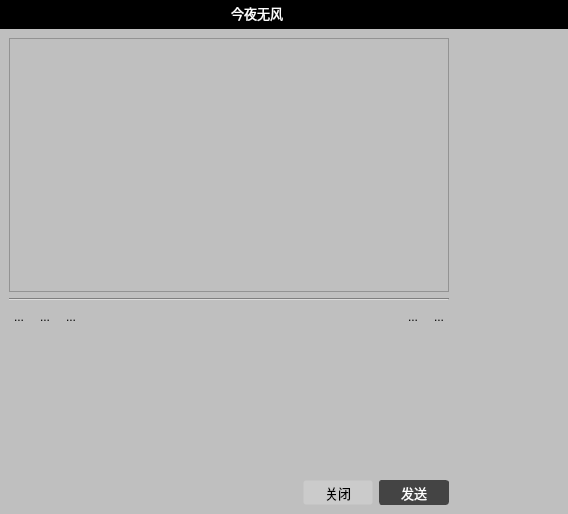
Old version of the form Fdogpc/chat.ui in the repository HuaGouFdog/FdogInstantMessaging.
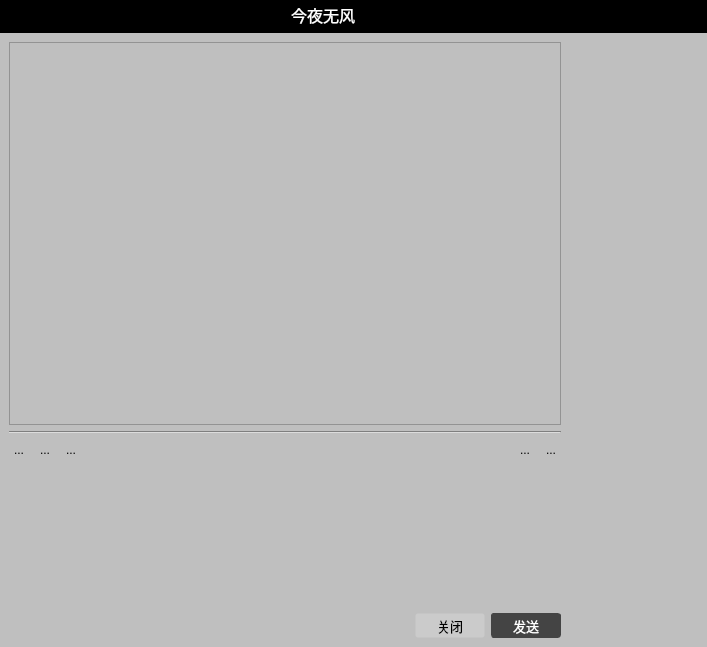
New version of the form. Icons and pictures are not drawn.

```diff
--- a/Fdogpc/chat.ui
+++ b/Fdogpc/chat.ui
@@ -6,8 +6,8 @@
    <rect>
     <x>0</x>
     <y>0</y>
-    <width>568</width>
-    <height>514</height>
+    <width>707</width>
+    <height>647</height>
    </rect>
   </property>
   <property name="font">
@@ -48,6 +48,9 @@
      <property name="topMargin">
       <number>2</number>
      </property>
+     <property name="rightMargin">
+      <number>8</number>
+     </property>
      <property name="bottomMargin">
       <number>6</number>
      </property>
@@ -68,7 +71,7 @@
       <widget class="QLabel" name="label">
        <property name="font">
         <font>
-         <pointsize>10</pointsize>
+         <pointsize>12</pointsize>
          <weight>50</weight>
          <bold>false</bold>
         </font>
@@ -103,6 +106,12 @@
         <iconset resource="libres.qrc">
          <normaloff>:/lib/zuixiaohua.png</normaloff>:/lib/zuixiaohua.png</iconset>
        </property>
+       <property name="iconSize">
+        <size>
+         <width>20</width>
+         <height>20</height>
+        </size>
+       </property>
        <property name="autoRaise">
         <bool>true</bool>
        </property>
@@ -117,6 +126,12 @@
         <iconset resource="libres.qrc">
          <normaloff>:/lib/max.png</normaloff>:/lib/max.png</iconset>
        </property>
+       <property name="iconSize">
+        <size>
+         <width>20</width>
+         <height>20</height>
+        </size>
+       </property>
        <property name="autoRaise">
         <bool>true</bool>
        </property>
@@ -131,6 +146,12 @@
         <iconset resource="libres.qrc">
          <normaloff>:/lib/guanbi.png</normaloff>:/lib/guanbi.png</iconset>
        </property>
+       <property name="iconSize">
+        <size>
+         <width>20</width>
+         <height>20</height>
+        </size>
+       </property>
        <property name="autoRaise">
         <bool>true</bool>
        </property>
@@ -167,8 +188,8 @@
               <rect>
                <x>0</x>
                <y>0</y>
-               <width>434</width>
-               <height>237</height>
+               <width>546</width>
+               <height>361</height>
               </rect>
              </property>
              <property name="styleSheet">
@@ -488,9 +509,15 @@
      </item>
      <item>
       <widget class="QWidget" name="widget_2" native="true">
+       <property name="minimumSize">
+        <size>
+         <width>137</width>
+         <height>0</height>
+        </size>
+       </property>
        <property name="maximumSize">
         <size>
-         <width>110</width>
+         <width>120</width>
          <height>16777215</height>
         </size>
        </property>
@@ -520,14 +547,14 @@
          <widget class="QLabel" name="label_2">
           <property name="minimumSize">
            <size>
-            <width>95</width>
-            <height>256</height>
+            <width>120</width>
+            <height>310</height>
            </size>
           </property>
           <property name="maximumSize">
            <size>
-            <width>95</width>
-            <height>256</height>
+            <width>120</width>
+            <height>310</height>
            </size>
           </property>
           <property name="styleSheet">
```
